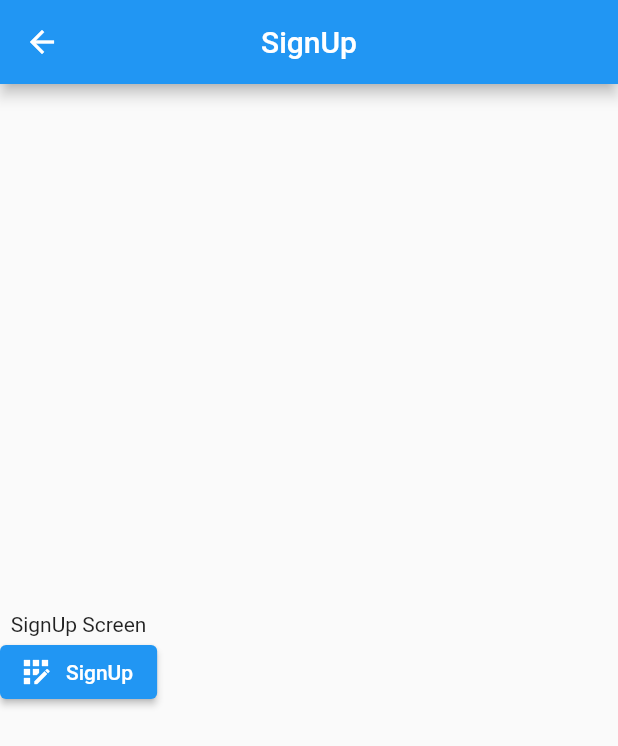
After one commit to Daddy2054/ecomm_app, a Flutter app: the SignUpScreen screen opened by its route, after a tap on "SignUp", on a phone screen of 412 x 824 dp. The commit adds this screen. Shown: the top 746 px of the screen. Run offline on Flutter 3.47's test engine with Material 2 defaults, Android fonts, the phone set to English and light mode, and no system bars; our stand-ins replace connectivity_plus, dio, flutter_riverpod, flutter_secure_storage, freezed_annotation, go_router and 3 more; missing offline and left inert: dio_http_formatter, flutter_screen_lock; accounts and stored records are empty; generated files the repository leaves out were written again.

Commit message:
4. GoRoute Listener.mp4

```diff
--- a/lib/common/error/no_route_screen.dart
+++ b/lib/common/error/no_route_screen.dart
@@ -16,7 +16,7 @@ class NoRouteScreen extends ConsumerWidget {
           mainAxisAlignment: MainAxisAlignment.center,
           children: [
             const Text('No Route found'),
-            ElevatedButton.icon(onPressed: (){}, icon: Icon(Icons.home), label: const Text('Home'))
+            ElevatedButton.icon(onPressed: (){}, icon: const Icon(Icons.home), label: const Text('Home'))
 
           ],
         ),
--- a/lib/core/route/go_router_provider.dart
+++ b/lib/core/route/go_router_provider.dart
@@ -1,7 +1,10 @@
 import 'package:ecomm_app/common/error/no_internet_connection.dart';
 import 'package:ecomm_app/common/error/no_route_screen.dart';
+import 'package:ecomm_app/core/route/notifier/go_router_notifier.dart';
 import 'package:ecomm_app/core/route/route_name.dart';
-import 'package:ecomm_app/features/cart/presentation/ui/widget/cart_screen.dart';
+import 'package:ecomm_app/features/auth/presentation/ui/login_screen.dart';
+import 'package:ecomm_app/features/auth/presentation/ui/sign_up_screen.dart';
+import 'package:ecomm_app/features/cart/presentation/ui/cart_screen.dart';
 import 'package:ecomm_app/features/home/presentation/ui/widget/home_screen.dart';
 import 'package:ecomm_app/features/setting/presentation/ui/setting_screen.dart';
 import 'package:flutter/material.dart';
@@ -10,12 +13,14 @@ import 'package:go_router/go_router.dart';
 import 'package:ecomm_app/features/dashboard/presentation/ui/dashboard_screen.dart';
 
 final GlobalKey<NavigatorState> navigatorKey = GlobalKey(debugLabel: 'root');
-final GlobalKey<NavigatorState> _shellNavigatorKey = GlobalKey(debugLabel: 'shell');
+final GlobalKey<NavigatorState> _shellNavigatorKey =
+    GlobalKey(debugLabel: 'shell');
 
 final gorouterProvider = Provider<GoRouter>((ref) {
   return GoRouter(
     navigatorKey: navigatorKey,
     initialLocation: '/',
+    refreshListenable: ref.read(goRouterNotifierProvider),
     routes: <RouteBase>[
       GoRoute(
         parentNavigatorKey: navigatorKey,
@@ -25,6 +30,23 @@ final gorouterProvider = Provider<GoRouter>((ref) {
           key: state.pageKey,
         ),
       ),
+      GoRoute(
+          parentNavigatorKey: navigatorKey,
+          path: '/login',
+          name: loginRoute,
+          builder: (context, state) => LoginScreen(
+                key: state.pageKey,
+              ),
+          routes: [
+            GoRoute(
+              parentNavigatorKey: navigatorKey,
+              path: '/signUp',
+              name: signUpRoute,
+              builder: (context, state) => SignUpScreen(
+                key: state.pageKey,
+              ),
+            ),
+          ],),
       ShellRoute(
         navigatorKey: _shellNavigatorKey,
         builder: (context, state, child) {
--- a/lib/core/route/route_name.dart
+++ b/lib/core/route/route_name.dart
@@ -1,4 +1,6 @@
 const String homeRoute = 'home';
 const String cartRoute = 'cart';
 const String settingRoute = 'setting';
-const String noInternetRoute = 'noInternet ';
+const String noInternetRoute = 'noInternet';
+const String loginRoute = 'login';
+const String signUpRoute = 'signUp';
--- /dev/null
+++ b/lib/features/auth/presentation/ui/login_screen.dart
@@ -0,0 +1,36 @@
+import 'package:ecomm_app/base/base_consumer_state.dart';
+import 'package:flutter/material.dart';
+import 'package:flutter_riverpod/flutter_riverpod.dart';
+
+class LoginScreen extends ConsumerStatefulWidget {
+  const LoginScreen({super.key});
+
+  @override
+  ConsumerState<ConsumerStatefulWidget> createState() => _LoginScreenState();
+}
+
+class _LoginScreenState extends BaseConsumerState<LoginScreen> {
+  @override
+  Widget build(BuildContext context) {
+    return Scaffold(
+      appBar: AppBar(
+        title: const Text('Login'),
+        centerTitle: true,
+      ),
+      body: Column(
+        mainAxisAlignment: MainAxisAlignment.center,
+        crossAxisAlignment: CrossAxisAlignment.center,
+        children: [
+          const Text('Login Screen'),
+          ElevatedButton.icon(
+            onPressed: () {},
+            icon: const Icon(Icons.login),
+            label: const Text(
+              'Login',
+            ),
+          ),
+        ],
+      ),
+    );
+  }
+}
--- /dev/null
+++ b/lib/features/auth/presentation/ui/sign_up_screen.dart
@@ -0,0 +1,36 @@
+import 'package:ecomm_app/base/base_consumer_state.dart';
+import 'package:flutter/material.dart';
+import 'package:flutter_riverpod/flutter_riverpod.dart';
+
+class SignUpScreen extends ConsumerStatefulWidget {
+  const SignUpScreen({super.key});
+
+  @override
+  ConsumerState<ConsumerStatefulWidget> createState() => _SignUpScreenState();
+}
+
+class _SignUpScreenState extends BaseConsumerState<SignUpScreen> {
+  @override
+  Widget build(BuildContext context) {
+    return Scaffold(
+      appBar: AppBar(
+        title: const Text('SignUp'),
+        centerTitle: true,
+      ),
+      body: Column(
+        mainAxisAlignment: MainAxisAlignment.center,
+        crossAxisAlignment: CrossAxisAlignment.center,
+        children: [
+          const Text('SignUp Screen'),
+          ElevatedButton.icon(
+            onPressed: () {},
+            icon: const Icon(Icons.app_registration),
+            label: const Text(
+              'SignUp',
+            ),
+          ),
+        ],
+      ),
+    );
+  }
+}
--- a/lib/features/dashboard/presentation/ui/widget/bottom_navigation_widget.dart
+++ b/lib/features/dashboard/presentation/ui/widget/bottom_navigation_widget.dart
@@ -18,7 +18,7 @@ class _BottomNavigationWidgetState
   Widget build(BuildContext context) {
     final index = ref.watch(dashboardControllerProvider.select(
       (value) => value.pageIndex,
-    ));
+    ),);
     return BottomNavigationBar(
       currentIndex: index,
       onTap: (value) => _onItemTapped(value, ),
```
Also changed, not shown: lib/core/route/notifier/go_router_notifier.dart (added, +13 -0 lines), lib/features/cart/presentation/ui/cart_screen.dart (renamed from lib/features/cart/presentation/ui/widget/cart_screen.dart).
